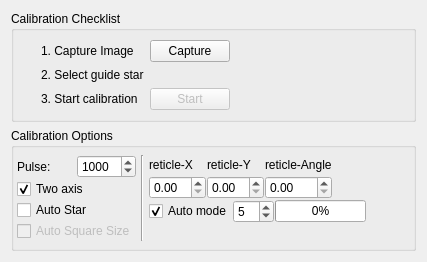
This is kstars/ekos/guide/internalguide/rcalibration.ui in KDE/kstars as Qt 5 draws it before an edit. The edited form follows.
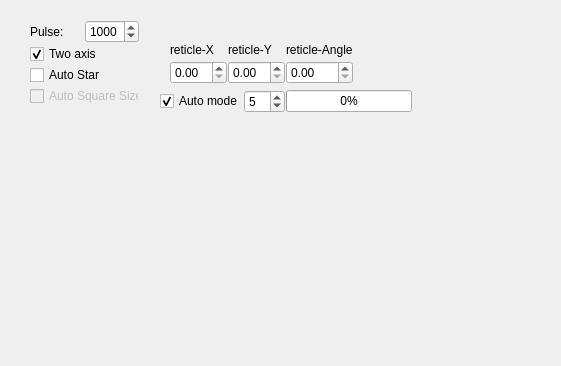
This is the edited form. Custom widgets are drawn as their Qt base class.

Commit message: More progress of migrating guide stuff to new architecture, still a lot of way to go. Nothing compiles yet

Diff of the .ui file:
```diff
--- a/kstars/ekos/guide/internalguide/rcalibration.ui
+++ b/kstars/ekos/guide/internalguide/rcalibration.ui
@@ -6,8 +6,8 @@
    <rect>
     <x>0</x>
     <y>0</y>
-    <width>404</width>
-    <height>231</height>
+    <width>561</width>
+    <height>366</height>
    </rect>
   </property>
   <property name="minimumSize">
@@ -16,144 +16,15 @@
     <height>0</height>
    </size>
   </property>
-  <layout class="QVBoxLayout" name="verticalLayout_3">
-   <item>
-    <widget class="QGroupBox" name="calibrationChecklistGroup">
-     <property name="title">
-      <string>Calibration Checklist</string>
-     </property>
-     <layout class="QHBoxLayout" name="horizontalLayout_2">
-      <item>
-       <widget class="KLed" name="startCalibrationLED" native="true">
-        <property name="maximumSize">
-         <size>
-          <width>16</width>
-          <height>16</height>
-         </size>
-        </property>
-        <property name="color" stdset="0">
-         <color>
-          <red>200</red>
-          <green>200</green>
-          <blue>200</blue>
-         </color>
-        </property>
-       </widget>
-      </item>
-      <item>
-       <widget class="KLed" name="selectStarLED" native="true">
-        <property name="maximumSize">
-         <size>
-          <width>16</width>
-          <height>16</height>
-         </size>
-        </property>
-        <property name="color" stdset="0">
-         <color>
-          <red>200</red>
-          <green>200</green>
-          <blue>200</blue>
-         </color>
-        </property>
-       </widget>
-      </item>
-      <item>
-       <widget class="KLed" name="captureLED" native="true">
-        <property name="maximumSize">
-         <size>
-          <width>16</width>
-          <height>16</height>
-         </size>
-        </property>
-        <property name="color" stdset="0">
-         <color>
-          <red>200</red>
-          <green>200</green>
-          <blue>200</blue>
-         </color>
-        </property>
-       </widget>
-      </item>
-      <item>
-       <layout class="QGridLayout" name="gridLayout">
-        <item row="0" column="0">
-         <widget class="QLabel" name="label_8">
-          <property name="text">
-           <string>1. Capture Image</string>
-          </property>
-         </widget>
-        </item>
-        <item row="0" column="1">
-         <widget class="QPushButton" name="captureB">
-          <property name="text">
-           <string>Capture</string>
-          </property>
-         </widget>
-        </item>
-        <item row="1" column="0">
-         <widget class="QLabel" name="label_9">
-          <property name="text">
-           <string>2. Select guide star</string>
-          </property>
-         </widget>
-        </item>
-        <item row="2" column="0">
-         <widget class="QLabel" name="label_10">
-          <property name="text">
-           <string>3. Start calibration</string>
-          </property>
-         </widget>
-        </item>
-        <item row="2" column="1">
-         <widget class="QPushButton" name="pushButton_StartCalibration">
-          <property name="enabled">
-           <bool>false</bool>
-          </property>
-          <property name="text">
-           <string>Start</string>
-          </property>
-         </widget>
-        </item>
-       </layout>
-      </item>
-      <item>
-       <spacer name="horizontalSpacer_4">
-        <property name="orientation">
-         <enum>Qt::Horizontal</enum>
-        </property>
-        <property name="sizeHint" stdset="0">
-         <size>
-          <width>40</width>
-          <height>20</height>
-         </size>
-        </property>
-       </spacer>
-      </item>
-     </layout>
-    </widget>
-   </item>
-   <item>
-    <widget class="QGroupBox" name="calibrationOptionsGroup">
-     <property name="title">
-      <string>Calibration Options</string>
-     </property>
-     <layout class="QHBoxLayout" name="horizontalLayout_4">
-      <property name="spacing">
-       <number>5</number>
-      </property>
-      <property name="leftMargin">
-       <number>3</number>
-      </property>
-      <property name="topMargin">
-       <number>7</number>
-      </property>
-      <property name="rightMargin">
-       <number>7</number>
-      </property>
-      <property name="bottomMargin">
-       <number>7</number>
-      </property>
-      <item>
+  <widget class="QWidget" name="">
+   <property name="geometry">
+    <rect>
+     <x>30</x>
+     <y>20</y>
+     <width>109</width>
+     <height>116</height>
+    </rect>
+   </property>
        <layout class="QVBoxLayout" name="verticalLayout_2">
         <property name="spacing">
          <number>1</number>
@@ -238,20 +109,16 @@
          </spacer>
         </item>
        </layout>
-      </item>
-      <item>
-       <widget class="Line" name="line">
-        <property name="orientation">
-         <enum>Qt::Vertical</enum>
-        </property>
-       </widget>
-      </item>
-      <item>
-       <layout class="QVBoxLayout" name="verticalLayout">
-        <property name="spacing">
-         <number>1</number>
-        </property>
-        <item>
+  </widget>
+  <widget class="QWidget" name="">
+   <property name="geometry">
+    <rect>
+     <x>170</x>
+     <y>40</y>
+     <width>378</width>
+     <height>44</height>
+    </rect>
+   </property>
          <layout class="QGridLayout" name="gridLayout_3">
           <property name="spacing">
            <number>1</number>
@@ -317,8 +184,16 @@
            </spacer>
           </item>
          </layout>
-        </item>
-        <item>
+  </widget>
+  <widget class="QWidget" name="">
+   <property name="geometry">
+    <rect>
+     <x>160</x>
+     <y>90</y>
+     <width>378</width>
+     <height>23</height>
+    </rect>
+   </property>
          <layout class="QHBoxLayout" name="horizontalLayout">
           <property name="spacing">
            <number>1</number>
@@ -382,47 +257,8 @@
            </spacer>
           </item>
          </layout>
-        </item>
-        <item>
-         <spacer name="verticalSpacer_2">
-          <property name="orientation">
-           <enum>Qt::Vertical</enum>
-          </property>
-          <property name="sizeHint" stdset="0">
-           <size>
-            <width>20</width>
-            <height>40</height>
-           </size>
-          </property>
-         </spacer>
-        </item>
-       </layout>
-      </item>
-     </layout>
-    </widget>
-   </item>
-   <item>
-    <spacer name="verticalSpacer_4">
-     <property name="orientation">
-      <enum>Qt::Vertical</enum>
-     </property>
-     <property name="sizeHint" stdset="0">
-      <size>
-       <width>20</width>
-       <height>2</height>
-      </size>
-     </property>
-    </spacer>
-   </item>
-  </layout>
+  </widget>
  </widget>
- <customwidgets>
-  <customwidget>
-   <class>KLed</class>
-   <extends>QWidget</extends>
-   <header>kled.h</header>
-  </customwidget>
- </customwidgets>
  <resources/>
  <connections/>
 </ui>
```
Lines whose indentation alone changed are shown as unchanged. The commit also changes 17 other files.
